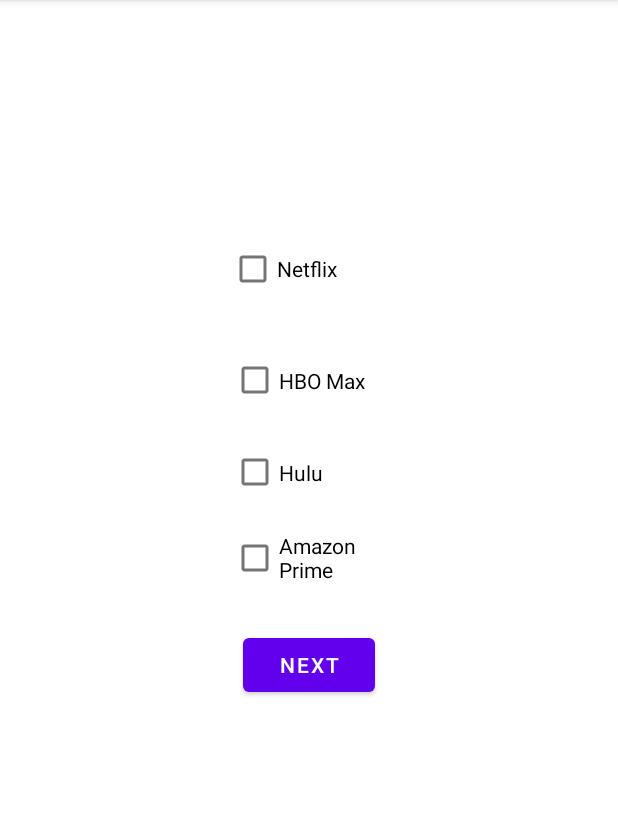
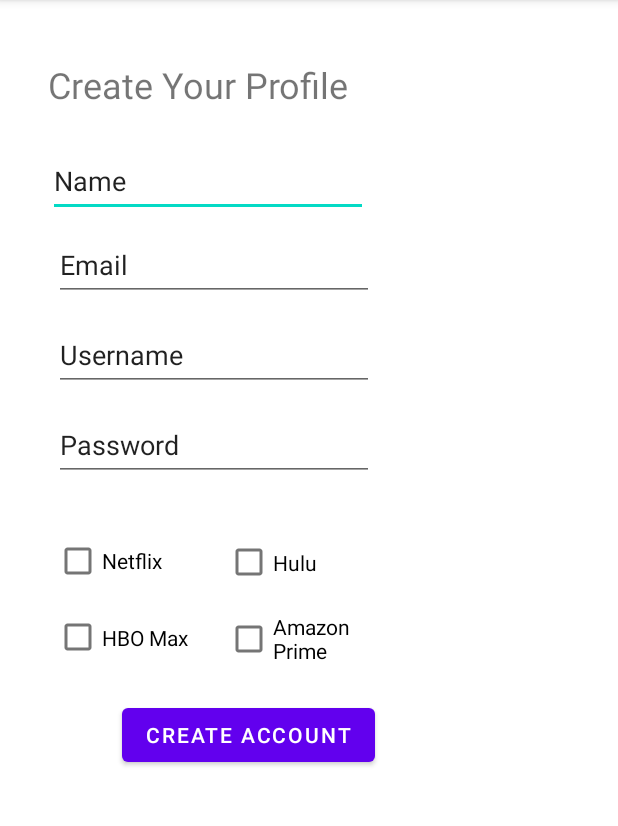
Before and after one commit to smworthingto2501/WatchParty, an Android app: the screen it shows after launch (chooseServices before the commit, CreateAccount after it), after a tap on "LOGIN", on a phone screen of 412 x 824 dp, the part 84-910 px from its top. Run offline under Robolectric (Android 15) with nearby library versions, the phone set to English and light mode, and no system bars.

Commit message:
cleanup and organizing files

```diff
--- a/app/src/main/AndroidManifest.xml
+++ b/app/src/main/AndroidManifest.xml
@@ -10,13 +10,13 @@
         android:supportsRtl="true"
         android:theme="@style/Theme.Lab5milestone1">
         <activity
-            android:name=".chooseServices"
+            android:name=".CreateAccount"
             android:exported="true" />
         <activity
             android:name=".appHome"
             android:exported="true" />
         <activity
-            android:name=".firstLogin"
+            android:name=".LoginPage"
             android:exported="true">
             <intent-filter>
                 <action android:name="android.intent.action.MAIN" />
--- a/app/src/main/java/com/example/semesterProject/chooseServices.java
+++ b/app/src/main/java/com/example/semesterProject/CreateAccount.java
@@ -8,17 +8,19 @@ import android.content.SharedPreferences;
 import android.os.Bundle;
 import android.view.View;
 import android.widget.CheckBox;
-import android.widget.EditText;
 
-public class chooseServices extends AppCompatActivity {
+public class CreateAccount extends AppCompatActivity {
 
     @Override
     protected void onCreate(Bundle savedInstanceState) {
         super.onCreate(savedInstanceState);
-        setContentView(R.layout.activity_choose_services);
+        setContentView(R.layout.activity_create_account);
     }
 
+    //Create Account Button
     public void clickFunction(View view) {
+        //@TODO
+        //add name, email, username, password to SharedPreferences
 
         String services = "";
 
@@ -26,37 +28,25 @@ public class chooseServices extends AppCompatActivity {
         if(netflix.isChecked()) {
             services = services + " Netflix ";
         }
-
         CheckBox hbo = findViewById(R.id.hboBox);
         if(hbo.isChecked()) {
             services = services + " HBOMax ";
         }
-
         CheckBox hulu = findViewById(R.id.huluBox);
         if(hulu.isChecked()) {
             services = services + " Hulu ";
         }
-
         CheckBox prime = findViewById(R.id.amazonPrime);
         if(prime.isChecked()) {
             services = services + " AmazonPrime ";
         }
 
-
-        //EditText myTextField = (EditText) findViewById(R.id.editTextUsername);
-        //String str = myTextField.getText().toString();
-
-        //SharedPreferences sharedPreferences = getSharedPreferences("com.example.lab5milestone1", Context.MODE_PRIVATE);
-        //sharedPreferences.edit().putString("username", str).apply();
-
-        //String s = "test";
         SharedPreferences sharedPreferencesServices = getSharedPreferences("com.example.semesterProject", Context.MODE_PRIVATE);
         sharedPreferencesServices.edit().putString("services", services).apply();
 
+        //goes to homepage
         Intent intent = new Intent(this, appHome.class);
-        //intent.putExtra("username", s);
         startActivity(intent);
-
     }
 
 }
--- a/app/src/main/java/com/example/semesterProject/firstLogin.java
+++ b/app/src/main/java/com/example/semesterProject/LoginPage.java
@@ -9,7 +9,7 @@ import android.os.Bundle;
 import android.view.View;
 import android.widget.EditText;
 
-public class firstLogin extends AppCompatActivity {
+public class LoginPage extends AppCompatActivity {
 
     public static String usernameKey;
     public static String servicesKey;
@@ -28,16 +28,16 @@ public class firstLogin extends AppCompatActivity {
                 startActivity(intent);
             }
             else {
-                Intent intent = new Intent(this, chooseServices.class);
+                Intent intent = new Intent(this, CreateAccount.class);
                 startActivity(intent);
             }
         } else {
-            setContentView(R.layout.activity_main);
+            setContentView(R.layout.login_page);
         }
 
     }
 
-    public void clickFunction(View view) {
+    public void LoginButtonFunction(View view) {
 
         EditText myTextField = (EditText) findViewById(R.id.editTextUsername);
         String str = myTextField.getText().toString();
@@ -49,8 +49,13 @@ public class firstLogin extends AppCompatActivity {
 
     }
 
+    public void goToCreateAccount(View view) {
+        Intent intent = new Intent(this, CreateAccount.class);
+        startActivity(intent);
+    }
+
     public void goToActivity2(String s) {
-        Intent intent = new Intent(this, chooseServices.class);
+        Intent intent = new Intent(this, CreateAccount.class);
         intent.putExtra("username", s);
         startActivity(intent);
     }
--- a/app/src/main/java/com/example/semesterProject/appHome.java
+++ b/app/src/main/java/com/example/semesterProject/appHome.java
@@ -1,6 +1,7 @@
 package com.example.semesterProject;
 
 import androidx.appcompat.app.AppCompatActivity;
+import androidx.fragment.app.Fragment;
 
 import android.content.Context;
 import android.content.Intent;
@@ -10,15 +11,12 @@ import android.os.Bundle;
 import android.view.Menu;
 import android.view.MenuInflater;
 import android.view.MenuItem;
-import android.view.View;
-import android.widget.AdapterView;
-import android.widget.ArrayAdapter;
-import android.widget.ListView;
 import android.widget.TextView;
 
-import java.util.ArrayList;
+import com.google.android.material.navigation.NavigationBarView;
 
 public class appHome extends AppCompatActivity {
+
 
     @Override
     protected void onCreate(Bundle savedInstanceState) {
@@ -26,6 +24,7 @@ public class appHome extends AppCompatActivity {
         String usernameKey = "username";
         String servicesKey = "services";
         setContentView(R.layout.activity_notes_app);
+
 
 
         SharedPreferences sharedPreferences = getSharedPreferences("com.example.semesterProject", Context.MODE_PRIVATE);
@@ -50,16 +49,16 @@ public class appHome extends AppCompatActivity {
     public boolean onOptionsItemSelected(MenuItem item) {
         switch (item.getItemId()) {
             case R.id.logout:
-                Intent intent = new Intent(this, firstLogin.class);
+                Intent intent = new Intent(this, LoginPage.class);
                 SharedPreferences sharedPreferences = getSharedPreferences("com.example.semesterProject", Context.MODE_PRIVATE);
-                sharedPreferences.edit().remove(firstLogin.usernameKey).apply();
-                sharedPreferences.edit().remove(firstLogin.servicesKey).apply();
+                sharedPreferences.edit().remove(LoginPage.usernameKey).apply();
+                sharedPreferences.edit().remove(LoginPage.servicesKey).apply();
                 startActivity(intent);
                 return true;
             case R.id.streaming:
-                Intent intentChangeStreaming = new Intent(this, chooseServices.class);
+                Intent intentChangeStreaming = new Intent(this, CreateAccount.class);
                 SharedPreferences sharedPreferencesServices = getSharedPreferences("com.example.semesterProject", Context.MODE_PRIVATE);
-                sharedPreferencesServices.edit().remove(firstLogin.servicesKey).apply();
+                sharedPreferencesServices.edit().remove(LoginPage.servicesKey).apply();
                 startActivity(intentChangeStreaming);
                 return true;
             default:
@@ -67,4 +66,5 @@ public class appHome extends AppCompatActivity {
         }
     }
 
+
 }
--- a/app/src/main/res/layout/activity_choose_services.xml
+++ /dev/null
@@ -1,72 +0,0 @@
-<?xml version="1.0" encoding="utf-8"?>
-<androidx.constraintlayout.widget.ConstraintLayout xmlns:android="http://schemas.android.com/apk/res/android"
-    xmlns:app="http://schemas.android.com/apk/res-auto"
-    xmlns:tools="http://schemas.android.com/tools"
-    android:layout_width="match_parent"
-    android:layout_height="match_parent"
-    tools:context=".chooseServices">
-
-    <CheckBox
-        android:id="@+id/netflixBox"
-        android:layout_width="106dp"
-        android:layout_height="48dp"
-        android:layout_marginStart="152dp"
-        android:layout_marginTop="155dp"
-        android:layout_marginEnd="153dp"
-        android:checked="false"
-        android:text="Netflix"
-        app:layout_constraintEnd_toEndOf="parent"
-        app:layout_constraintStart_toStartOf="parent"
-        app:layout_constraintTop_toTopOf="parent" />
-
-    <CheckBox
-        android:id="@+id/amazonPrime"
-        android:layout_width="106dp"
-        android:layout_height="48dp"
-        android:layout_marginStart="153dp"
-        android:layout_marginTop="10dp"
-        android:layout_marginEnd="152dp"
-        android:text="Amazon Prime"
-        app:layout_constraintEnd_toEndOf="parent"
-        app:layout_constraintStart_toStartOf="parent"
-        app:layout_constraintTop_toBottomOf="@+id/huluBox" />
-
-    <CheckBox
-        android:id="@+id/huluBox"
-        android:layout_width="106dp"
-        android:layout_height="46dp"
-        android:layout_marginStart="153dp"
-        android:layout_marginTop="15dp"
-        android:layout_marginEnd="152dp"
-        android:text="Hulu"
-        app:layout_constraintEnd_toEndOf="parent"
-        app:layout_constraintStart_toStartOf="parent"
-        app:layout_constraintTop_toBottomOf="@+id/hboBox"
-        tools:ignore="TouchTargetSizeCheck" />
-
-    <CheckBox
-        android:id="@+id/hboBox"
-        android:layout_width="106dp"
-        android:layout_height="46dp"
-        android:layout_marginStart="153dp"
-        android:layout_marginTop="27dp"
-        android:layout_marginEnd="152dp"
-        android:text="HBO Max"
-        app:layout_constraintEnd_toEndOf="parent"
-        app:layout_constraintStart_toStartOf="parent"
-        app:layout_constraintTop_toBottomOf="@+id/netflixBox"
-        tools:ignore="TouchTargetSizeCheck" />
-
-    <Button
-        android:id="@+id/nextButton"
-        android:layout_width="wrap_content"
-        android:layout_height="wrap_content"
-        android:layout_marginStart="161dp"
-        android:layout_marginTop="23dp"
-        android:layout_marginEnd="162dp"
-        android:onClick="clickFunction"
-        android:text="Next"
-        app:layout_constraintEnd_toEndOf="parent"
-        app:layout_constraintStart_toStartOf="parent"
-        app:layout_constraintTop_toBottomOf="@+id/amazonPrime" />
-</androidx.constraintlayout.widget.ConstraintLayout>
--- /dev/null
+++ b/app/src/main/res/layout/activity_create_account.xml
@@ -0,0 +1,135 @@
+<?xml version="1.0" encoding="utf-8"?>
+<androidx.constraintlayout.widget.ConstraintLayout xmlns:android="http://schemas.android.com/apk/res/android"
+    xmlns:app="http://schemas.android.com/apk/res-auto"
+    xmlns:tools="http://schemas.android.com/tools"
+    android:layout_width="match_parent"
+    android:layout_height="match_parent"
+    tools:context=".CreateAccount">
+
+    <EditText
+        android:id="@+id/editTextTextPersonName"
+        android:layout_width="wrap_content"
+        android:layout_height="wrap_content"
+        android:layout_marginStart="32dp"
+        android:layout_marginTop="24dp"
+        android:ems="10"
+        android:inputType="textPersonName"
+        android:minHeight="48dp"
+        android:text="Name"
+        app:layout_constraintStart_toStartOf="parent"
+        app:layout_constraintTop_toBottomOf="@+id/textView2" />
+
+    <EditText
+        android:id="@+id/editTextTextPersonName2"
+        android:layout_width="wrap_content"
+        android:layout_height="wrap_content"
+        android:layout_marginStart="36dp"
+        android:layout_marginTop="8dp"
+        android:ems="10"
+        android:inputType="textPersonName"
+        android:minHeight="48dp"
+        android:text="Email"
+        app:layout_constraintStart_toStartOf="parent"
+        app:layout_constraintTop_toBottomOf="@+id/editTextTextPersonName" />
+
+    <EditText
+        android:id="@+id/editTextTextPersonName4"
+        android:layout_width="wrap_content"
+        android:layout_height="wrap_content"
+        android:layout_marginStart="36dp"
+        android:layout_marginTop="12dp"
+        android:ems="10"
+        android:inputType="textPersonName"
+        android:minHeight="48dp"
+        android:text="Password"
+        app:layout_constraintStart_toStartOf="parent"
+        app:layout_constraintTop_toBottomOf="@+id/editTextTextPersonName3" />
+
+    <CheckBox
+        android:id="@+id/netflixBox"
+        android:layout_width="106dp"
+        android:layout_height="48dp"
+        android:layout_marginStart="24dp"
+        android:layout_marginTop="350dp"
+        android:layout_marginBottom="40dp"
+        android:checked="false"
+        android:text="Netflix"
+        app:layout_constraintBottom_toTopOf="@+id/hboBox"
+        app:layout_constraintEnd_toEndOf="parent"
+        app:layout_constraintHorizontal_bias="0.042"
+        app:layout_constraintStart_toStartOf="parent"
+        app:layout_constraintTop_toTopOf="parent" />
+
+    <CheckBox
+        android:id="@+id/hboBox"
+        android:layout_width="106dp"
+        android:layout_height="46dp"
+        android:layout_marginStart="36dp"
+        android:layout_marginTop="4dp"
+        android:text="HBO Max"
+        app:layout_constraintStart_toStartOf="parent"
+        app:layout_constraintTop_toBottomOf="@+id/netflixBox"
+        tools:ignore="TouchTargetSizeCheck" />
+
+    <CheckBox
+        android:id="@+id/huluBox"
+        android:layout_width="106dp"
+        android:layout_height="46dp"
+        android:layout_marginStart="8dp"
+        android:layout_marginTop="352dp"
+        android:text="Hulu"
+        app:layout_constraintStart_toEndOf="@+id/netflixBox"
+        app:layout_constraintTop_toTopOf="parent"
+        tools:ignore="TouchTargetSizeCheck" />
+
+    <CheckBox
+        android:id="@+id/amazonPrime"
+        android:layout_width="106dp"
+        android:layout_height="48dp"
+        android:layout_marginStart="8dp"
+        android:layout_marginTop="4dp"
+        android:text="Amazon Prime"
+        app:layout_constraintStart_toEndOf="@+id/hboBox"
+        app:layout_constraintTop_toBottomOf="@+id/huluBox" />
+
+    <Button
+        android:id="@+id/nextButton"
+        android:layout_width="wrap_content"
+        android:layout_height="wrap_content"
+        android:layout_marginStart="161dp"
+        android:layout_marginTop="16dp"
+        android:layout_marginEnd="162dp"
+        android:onClick="clickFunction"
+        android:text="Create Account"
+        app:layout_constraintBottom_toBottomOf="parent"
+        app:layout_constraintEnd_toEndOf="parent"
+        app:layout_constraintHorizontal_bias="1.0"
+        app:layout_constraintStart_toStartOf="parent"
+        app:layout_constraintTop_toBottomOf="@+id/amazonPrime"
+        app:layout_constraintVertical_bias="0.0" />
+
+    <EditText
+        android:id="@+id/editTextTextPersonName3"
+        android:layout_width="wrap_content"
+        android:layout_height="wrap_content"
+        android:layout_marginStart="36dp"
+        android:layout_marginTop="12dp"
+        android:ems="10"
+        android:inputType="textPersonName"
+        android:minHeight="48dp"
+        android:text="Username"
+        app:layout_constraintStart_toStartOf="parent"
+        app:layout_constraintTop_toBottomOf="@+id/editTextTextPersonName2" />
+
+    <TextView
+        android:id="@+id/textView2"
+        android:layout_width="wrap_content"
+        android:layout_height="wrap_content"
+        android:layout_marginStart="32dp"
+        android:layout_marginTop="40dp"
+        android:text="Create Your Profile"
+        android:textSize="24sp"
+        app:layout_constraintStart_toStartOf="parent"
+        app:layout_constraintTop_toTopOf="parent" />
+
+</androidx.constraintlayout.widget.ConstraintLayout>
--- a/app/src/main/res/layout/activity_main.xml
+++ b/app/src/main/res/layout/login_page.xml
@@ -4,7 +4,7 @@
     xmlns:tools="http://schemas.android.com/tools"
     android:layout_width="match_parent"
     android:layout_height="match_parent"
-    tools:context=".firstLogin">
+    tools:context=".LoginPage">
 
     <EditText
         android:id="@+id/editTextUsername"
@@ -37,9 +37,20 @@
         android:layout_width="wrap_content"
         android:layout_height="wrap_content"
         android:layout_marginTop="23dp"
-        android:onClick="clickFunction"
+        android:onClick="LoginButtonFunction"
         android:text="Login"
         app:layout_constraintEnd_toEndOf="parent"
         app:layout_constraintStart_toStartOf="parent"
         app:layout_constraintTop_toBottomOf="@+id/editTextPassword" />
+
+    <Button
+        android:id="@+id/button"
+        android:layout_width="wrap_content"
+        android:layout_height="wrap_content"
+        android:layout_marginStart="160dp"
+        android:layout_marginTop="44dp"
+        android:onClick="goToCreateAccount"
+        android:text="Sign Up"
+        app:layout_constraintStart_toStartOf="parent"
+        app:layout_constraintTop_toBottomOf="@+id/loginButton" />
 </androidx.constraintlayout.widget.ConstraintLayout>
```
